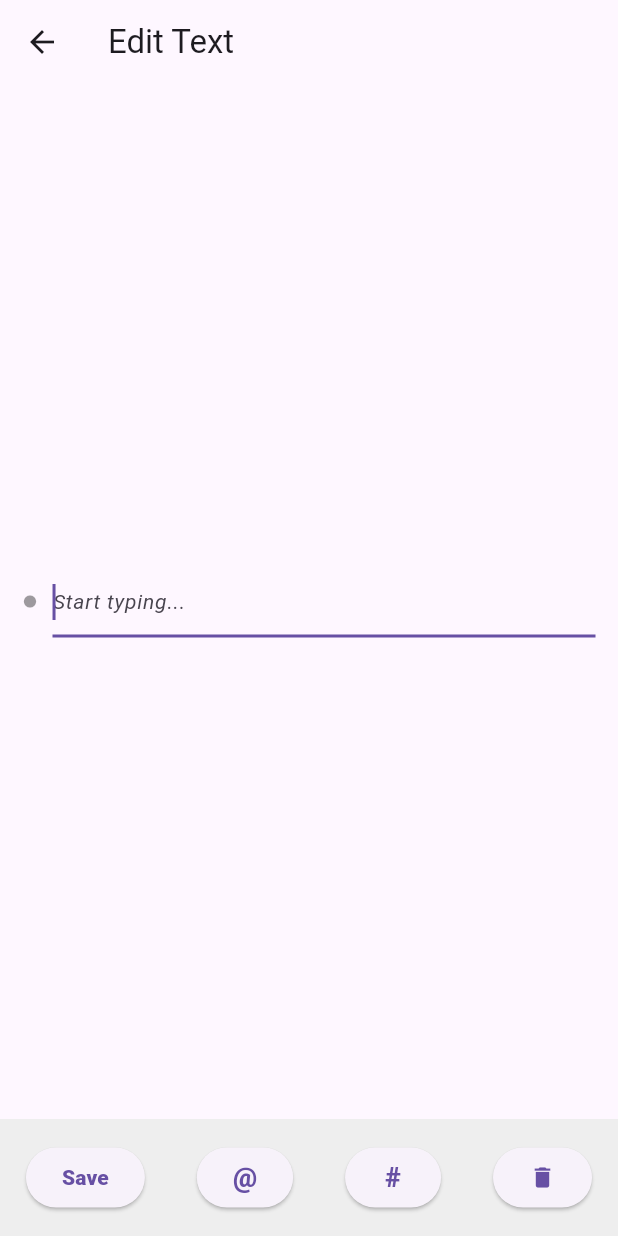
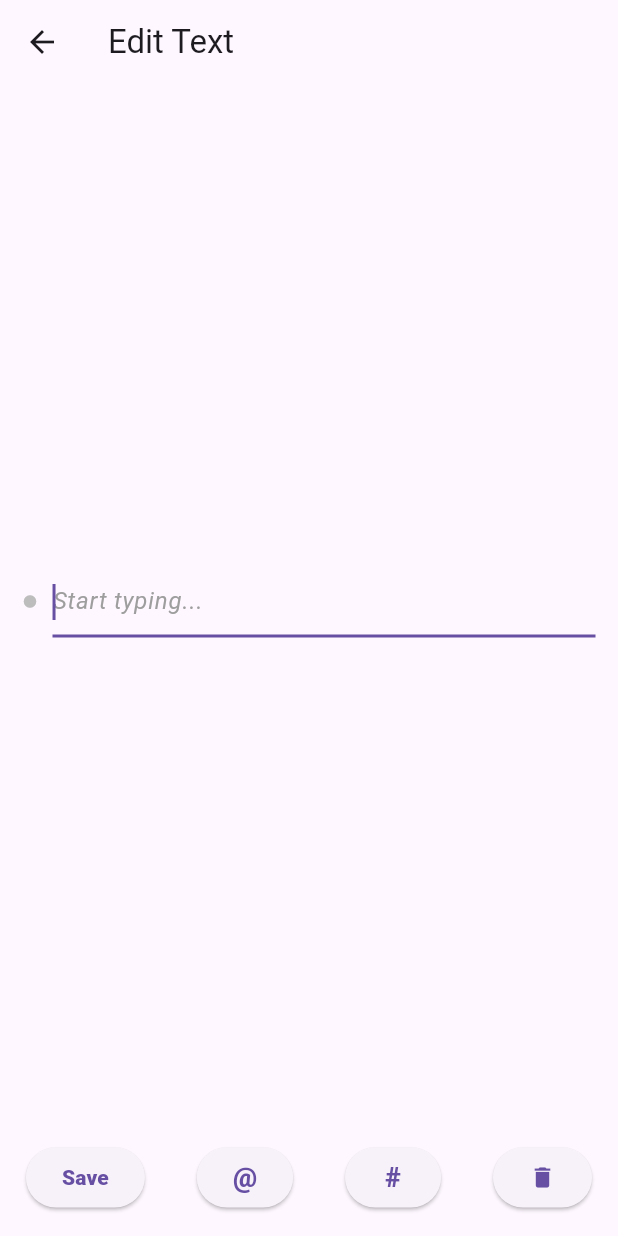
Before and after one commit to TheOriginalAn3/jurnapet, a Flutter app: the screen it shows after launch, after a tap on "Start typing...", on a phone screen of 412 x 824 dp. Run offline on Flutter 3.47's test engine with Material 3 defaults, Android fonts, the light colour scheme and no system bars; Roboto replaces fonts that are missing (Times New Roman).

Commit message:
Better Text Input and Display

```diff
--- a/lib/pages/journalTextInput_page.dart
+++ b/lib/pages/journalTextInput_page.dart
@@ -1,7 +1,8 @@
 import 'package:flutter/material.dart';
 
 class JournalTextInputPage extends StatefulWidget {
-  JournalTextInputPage({super.key});
+  final String? initialText;
+  JournalTextInputPage({super.key, this.initialText});
 
   @override
   State<JournalTextInputPage> createState() => _JournalTextInputPageState();
@@ -9,7 +10,13 @@ class JournalTextInputPage extends StatefulWidget {
 
 class _JournalTextInputPageState extends State<JournalTextInputPage> {
   // Constants and Variables
-  final TextEditingController textController = TextEditingController();
+  late TextEditingController textController;
+
+  @override
+  void initState() {
+    super.initState();
+    textController = TextEditingController(text: widget.initialText);
+  }
 
   void saveText() {
     final text = textController.text.trim();
@@ -39,23 +46,27 @@ class _JournalTextInputPageState extends State<JournalTextInputPage> {
                   Icon(
                     Icons.circle,
                     size: 10,
-                    color: Colors.black38,
+                    color: Colors.grey[400],
                   ),
                   const SizedBox(width: 10),
                   Expanded(
                     child: TextField(
                       controller: textController,
-                      maxLines: 1,
+                      maxLines:
+                          null, // Allows for unlimited lines to be showm when typing
+                      textAlignVertical: TextAlignVertical(y: -1.0),
+                      textCapitalization: TextCapitalization.sentences,
                       autofocus: true,
                       onSubmitted: (value) {
                         saveText();
                       },
-                      decoration: const InputDecoration(
+                      decoration: InputDecoration(
                         hintText: 'Start typing...',
                         hintStyle: TextStyle(
-                          fontSize: 14,
+                          fontSize: 16,
                           fontStyle: FontStyle.italic,
                           fontFamily: "Times New Roman",
+                          color: Colors.grey[500],
                         ),
                         // border: OutlineInputBorder(),
                       ),
@@ -66,7 +77,6 @@ class _JournalTextInputPageState extends State<JournalTextInputPage> {
             ),
           ),
           Container(
-            color: Colors.grey.shade200,
             padding: const EdgeInsets.symmetric(vertical: 15.0),
             child: Row(
               mainAxisAlignment: MainAxisAlignment.spaceAround,
@@ -126,4 +136,10 @@ class _JournalTextInputPageState extends State<JournalTextInputPage> {
       ),
     );
   }
+
+  @override
+  void dispose() {
+    textController.dispose();
+    super.dispose();
+  }
 }
--- /dev/null
+++ b/lib/pages/journal_page.dart
@@ -0,0 +1,202 @@
+import 'package:flutter/material.dart';
+import 'package:intl/intl.dart';
+import 'package:jurnapet/pages/journalTextInput_page.dart';
+
+class JournalPage extends StatefulWidget {
+  JournalPage({super.key});
+
+  @override
+  State<JournalPage> createState() => _JournalPageState();
+}
+
+class _JournalPageState extends State<JournalPage> {
+  // Constants and Variables
+  static const double _paddingAmmount = 30.0;
+  static const EdgeInsets _padding = EdgeInsets.only(left: _paddingAmmount);
+  TextEditingController myController = TextEditingController();
+  DateTime currentDate = DateTime.now();
+  List<String> journalEntries = [];
+
+  // Methods
+  void addJournalEntry(String textEntry) {
+    // setState so that the widget updates
+    setState(() {
+      journalEntries.add(textEntry);
+    });
+    // for (var textEntry in journalEntries) {
+    //   print(textEntry);
+    // }
+  }
+
+  @override
+  Widget build(BuildContext context) {
+    // Format the date
+    String formattedDate = DateFormat('MMM dd').format(currentDate);
+    String dayOfWeek = DateFormat('EEEE').format(currentDate);
+
+    return Scaffold(
+      body: SingleChildScrollView(
+        child: Column(
+          mainAxisAlignment: MainAxisAlignment.center,
+          children: [
+            Container(
+              alignment: Alignment.centerLeft,
+              padding: _padding,
+              child: Text(
+                formattedDate,
+                style: TextStyle(
+                  fontSize: 20,
+                  fontWeight: FontWeight.bold,
+                  fontFamily: "Times New Roman",
+                ),
+              ),
+            ),
+            Container(
+              alignment: Alignment.centerLeft,
+              padding: _padding,
+              child: Text(
+                dayOfWeek,
+                style: TextStyle(
+                  fontSize: 28,
+                  fontWeight: FontWeight.bold,
+                  fontFamily: "Times New Roman",
+                ),
+              ),
+            ),
+            Container(
+              alignment: Alignment.centerLeft,
+              padding: EdgeInsets.only(
+                left: ((_paddingAmmount / 2) - 5),
+                right: _paddingAmmount,
+              ),
+              child: Row(
+                children: [
+                  Icon(
+                    Icons.circle,
+                    size: 10,
+                    color: Colors.grey.shade400,
+                  ),
+                  Padding(
+                    padding: EdgeInsets.only(
+                      left: _paddingAmmount / 2 - 5,
+                      top: _paddingAmmount,
+                    ),
+                  ),
+                  Expanded(
+                    child: GestureDetector(
+                      onTap: () async {
+                        final newText = await Navigator.push(
+                          context,
+                          MaterialPageRoute(
+                            builder: (context) => JournalTextInputPage(),
+                          ),
+                        );
+
+                        if (newText != null && newText.toString().isNotEmpty) {
+                          addJournalEntry(newText);
+                        }
+                      },
+                      child: Container(
+                        decoration: BoxDecoration(
+                          border: Border(
+                            bottom: BorderSide(
+                              color: Colors.grey.shade400,
+                            ),
+                          ),
+                        ),
+                        child: Text(
+                          'Start typing...',
+                          style: TextStyle(
+                            fontSize: 16,
+                            fontStyle: FontStyle.italic,
+                            fontFamily: 'Times New Roman',
+                            color: Colors.grey.shade500,
+                          ),
+                        ),
+                      ),
+                    ),
+                  ),
+                ],
+              ),
+            ),
+            ...journalEntries.asMap().entries.map((entry) {
+              int index = entry.key;
+              String text = entry.value;
+              return Container(
+                alignment: Alignment.centerLeft,
+                padding: EdgeInsets.only(
+                  left: _paddingAmmount,
+                  right: _paddingAmmount,
+                  top: 10,
+                ),
+                child: GestureDetector(
+                  onTap: () async {
+                    final updatedText = await Navigator.push(
+                      context,
+                      MaterialPageRoute(
+                        builder: (context) => JournalTextInputPage(
+                          initialText: text, // Pass current text to edit
+                        ),
+                      ),
+                    );
+
+                    if (updatedText != null &&
+                        updatedText.toString().isNotEmpty) {
+                      setState(() {
+                        journalEntries[index] = updatedText;
+                      });
+                    }
+                  },
+                  child: Container(
+                    child: Text(
+                      text,
+                      style: TextStyle(
+                        fontSize: 16,
+                        fontFamily: 'Times New Roman',
+                        color: Colors.black,
+                      ),
+                    ),
+                  ),
+                ),
+              );
+            }).toList(),
+          ],
+        ),
+      ),
+    );
+  }
+}
+
+
+/* How it is
+Scaffold
+  body:
+    Column:
+      Container: formatedDate
+      Container: dayOfWeek
+      Container: padding
+        Row:
+          Icon: circle
+          Padding: padding
+          Extended:
+            GestureDetector: => JournalTextInputPage()
+              Container:
+                Text: 'Start typing...'
+*/
+
+/* How i want it
+Scaffold
+  body:
+    Column: <-- This i want scrollable
+      Container: formatedDate
+      Container: dayOfWeek
+      Container: padding
+        Row:
+          Icon: circle
+          Padding: padding
+          Extended:
+            GestureDetector: => JournalTextInputPage()
+              Container:
+                Text: 'Start typing...'
+
+*/
--- a/lib/pages/main_page.dart
+++ b/lib/pages/main_page.dart
@@ -1,6 +1,6 @@
 import 'package:flutter/material.dart';
 
-import 'package:jurnapet/pages/home_page.dart';
+import 'package:jurnapet/pages/journal_page.dart';
 import 'package:jurnapet/pages/profile_page.dart';
 import 'package:jurnapet/pages/settings_page.dart';
 
@@ -15,7 +15,7 @@ class _MainPageState extends State<MainPage> {
   // Pages
   int _currentPageIndex = 0;
 
-  final List _pages = [HomePage(), SettingsPage()];
+  final List _pages = [JournalPage(), SettingsPage()];
 
   void _onNavBarItemTapped(int index) {
     if (index > _pages.length || index < 0) {
```
Also changed, not shown: lib/pages/old_journal_page.dart (renamed from lib/pages/home_page.dart, +4 -4 lines).
